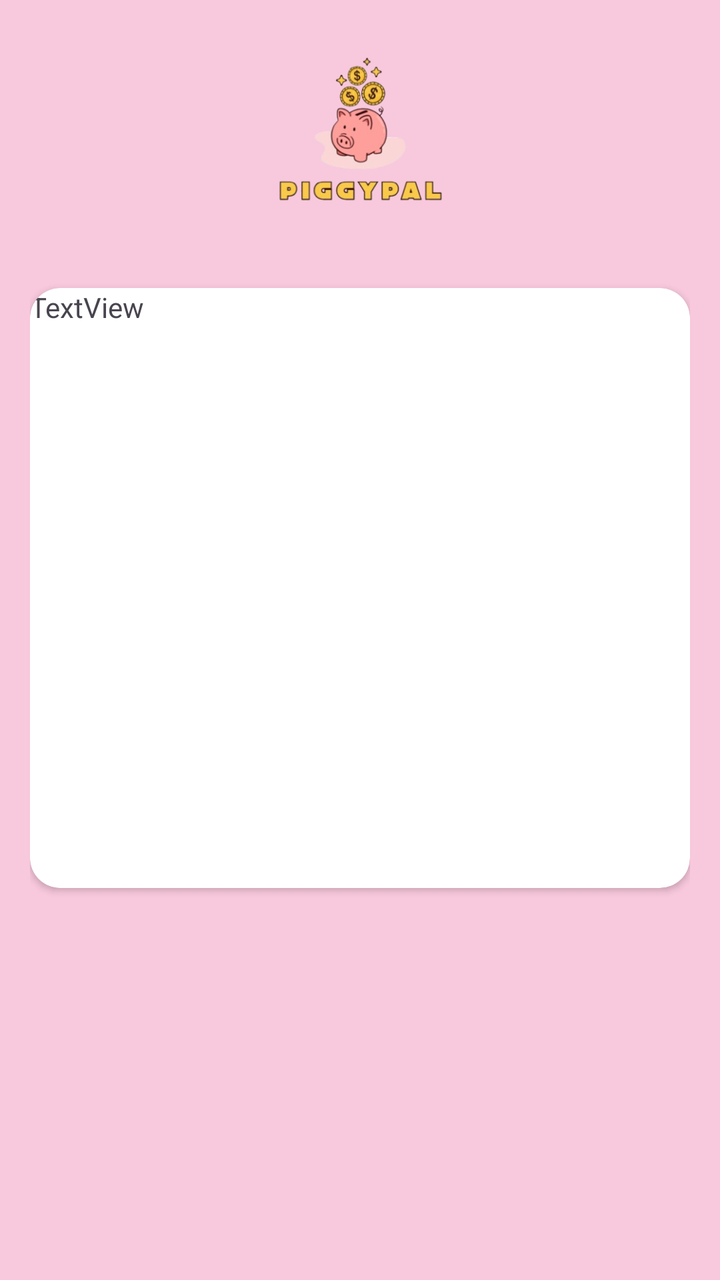
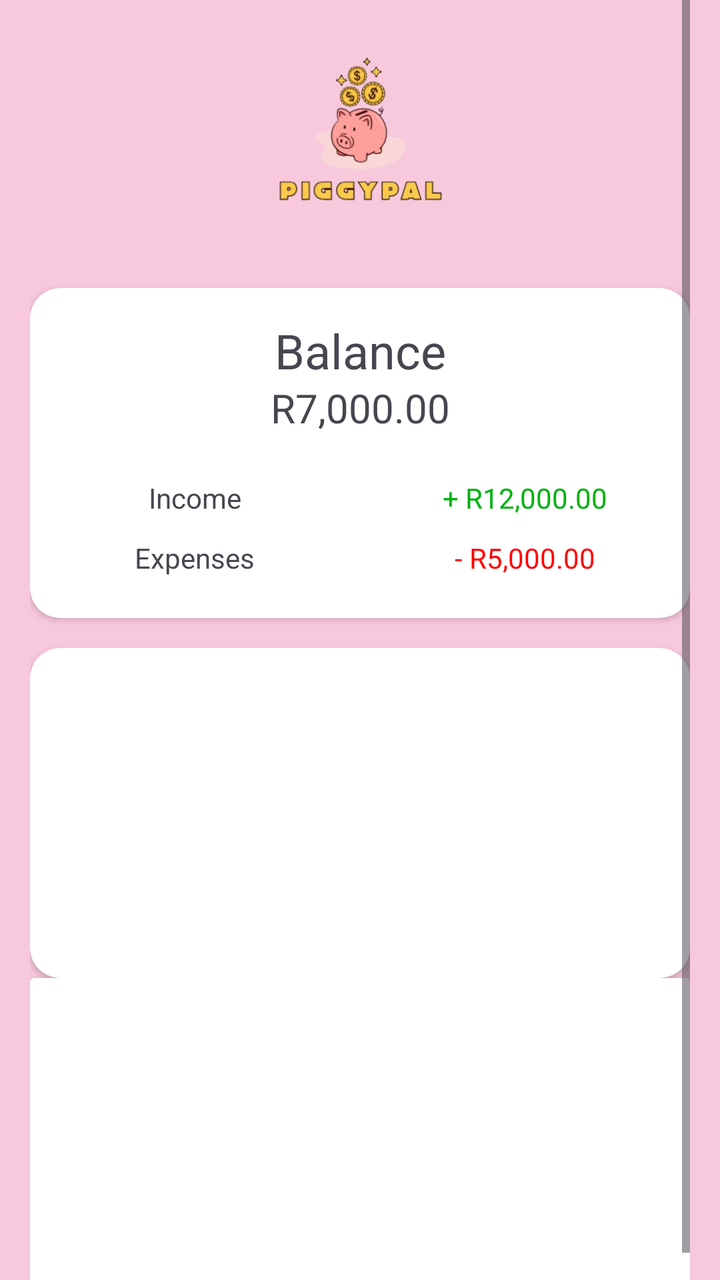

An Android layout rendered at two revisions. The XML below is the earlier revision; the diff shows what the commit changed to produce the second picture.
<!-- AndroidManifest.xml: application theme Theme.PiggyApp -->
<!-- res/layout/activity_home.xml -->
<?xml version="1.0" encoding="utf-8"?>
<androidx.constraintlayout.widget.ConstraintLayout xmlns:android="http://schemas.android.com/apk/res/android"
    xmlns:app="http://schemas.android.com/apk/res-auto"
    xmlns:tools="http://schemas.android.com/tools"
    android:id="@+id/main"
    android:layout_width="match_parent"
    android:layout_height="match_parent"
    android:background="@color/piggy_pink"
    tools:context=".HomeActivity">

    <LinearLayout
        android:layout_width="330dp"
        android:layout_height="match_parent"
        android:orientation="vertical"
        app:layout_constraintEnd_toEndOf="parent"
        app:layout_constraintStart_toStartOf="parent">

        <ImageView
            android:id="@+id/imgHome"
            android:layout_width="match_parent"
            android:layout_height="144dp"
            app:srcCompat="@drawable/piggypal_logo_name" />

        <androidx.cardview.widget.CardView
            android:layout_width="match_parent"
            android:layout_height="300dp"
            app:cardCornerRadius="15dp" >

            <TextView
                android:id="@+id/txtBalance"
                android:layout_width="wrap_content"
                android:layout_height="wrap_content"
                android:text="TextView" />
        </androidx.cardview.widget.CardView>
    </LinearLayout>
</androidx.constraintlayout.widget.ConstraintLayout>
<!-- resources referenced by this layout -->
<resources>
  <color name="piggy_pink">#F8C8DC</color>
  <!-- drawable piggypal_logo_name: png bitmap (drawable, 54507 bytes) -->
  <style name="Theme.PiggyApp" parent="Base.Theme.PiggyApp" />
  <style name="Base.Theme.PiggyApp" parent="Theme.Material3.DayNight.NoActionBar">
          
          
      </style>
</resources>

<!-- the commit's change to res/layout/activity_home.xml (unified diff, before → after) -->
@@ -9,28 +9,137 @@
     tools:context=".HomeActivity">
 
     <LinearLayout
-        android:layout_width="330dp"
+        android:id="@+id/linearLayout"
+        android:layout_width="wrap_content"
         android:layout_height="match_parent"
+        android:gravity="center_horizontal"
         android:orientation="vertical"
         app:layout_constraintEnd_toEndOf="parent"
-        app:layout_constraintStart_toStartOf="parent">
+        app:layout_constraintStart_toStartOf="parent"
+        app:layout_constraintTop_toTopOf="parent">
 
-        <ImageView
-            android:id="@+id/imgHome"
-            android:layout_width="match_parent"
-            android:layout_height="144dp"
-            app:srcCompat="@drawable/piggypal_logo_name" />
+        <ScrollView
+            android:layout_width="330dp"
+            android:layout_height="wrap_content">
 
-        <androidx.cardview.widget.CardView
-            android:layout_width="match_parent"
-            android:layout_height="300dp"
-            app:cardCornerRadius="15dp" >
+            <LinearLayout
+                android:layout_width="match_parent"
+                android:layout_height="wrap_content"
+                android:orientation="vertical">
 
-            <TextView
-                android:id="@+id/txtBalance"
-                android:layout_width="wrap_content"
-                android:layout_height="wrap_content"
-                android:text="TextView" />
-        </androidx.cardview.widget.CardView>
+                <ImageView
+                    android:id="@+id/imgHome"
+                    android:layout_width="match_parent"
+                    android:layout_height="144dp"
+                    app:srcCompat="@drawable/piggypal_logo_name" />
+
+                <androidx.cardview.widget.CardView
+                    android:layout_width="match_parent"
+                    android:layout_height="165dp"
+                    app:cardCornerRadius="15dp">
+
+                    <LinearLayout
+                        android:layout_width="match_parent"
+                        android:layout_height="match_parent"
+                        android:orientation="vertical">
+
+                        <Space
+                            android:layout_width="match_parent"
+                            android:layout_height="15dp" />
+
+                        <TextView
+                            android:id="@+id/txtBalance"
+                            android:layout_width="match_parent"
+                            android:layout_height="30dp"
+                            android:gravity="center_horizontal|center_vertical"
+                            android:text="Balance"
+                            android:textSize="24sp" />
+
+                        <TextView
+                            android:id="@+id/textView13"
+                            android:layout_width="match_parent"
+                            android:layout_height="30dp"
+                            android:gravity="center_horizontal|center_vertical"
+                            android:text="R7,000.00"
+                            android:textSize="20sp" />
+
+                        <Space
+                            android:layout_width="match_parent"
+                            android:layout_height="15dp" />
+
+                        <LinearLayout
+                            android:layout_width="match_parent"
+                            android:layout_height="30dp"
+                            android:orientation="horizontal">
+
+                            <TextView
+                                android:id="@+id/txtIncome"
+                                android:layout_width="165dp"
+                                android:layout_height="match_parent"
+                                android:gravity="center_horizontal|center_vertical"
+                                android:text="Income" />
+
+                            <TextView
+                                android:id="@+id/textView11"
+                                android:layout_width="165dp"
+                                android:layout_height="match_parent"
+                                android:layout_weight="1"
+                                android:gravity="center_horizontal|center_vertical"
+                                android:text="+ R12,000.00"
+                                android:textColor="@color/piggy_green" />
+                        </LinearLayout>
+
+                        <LinearLayout
+                            android:layout_width="match_parent"
+                            android:layout_height="30dp"
+                            android:orientation="horizontal">
+
+                            <TextView
+                                android:id="@+id/txtExpenses"
+                                android:layout_width="165dp"
+                                android:layout_height="match_parent"
+                                android:gravity="center_horizontal|center_vertical"
+                                android:text="Expenses" />
+
+                            <TextView
+                                android:id="@+id/textView12"
+                                android:layout_width="165dp"
+                                android:layout_height="match_parent"
+                                android:layout_weight="1"
+                                android:gravity="center_horizontal|center_vertical"
+                                android:text="- R5,000.00"
+                                android:textColor="@color/piggy_red" />
+                        </LinearLayout>
+
+                        <Space
+                            android:layout_width="match_parent"
+                            android:layout_height="15dp" />
+
+                    </LinearLayout>
+
+                </androidx.cardview.widget.CardView>
+
+                <Space
+                    android:layout_width="match_parent"
+                    android:layout_height="15dp" />
+
+                <androidx.cardview.widget.CardView
+                    android:layout_width="match_parent"
+                    android:layout_height="165dp"
+                    app:cardCornerRadius="15dp" />
+
+                <androidx.cardview.widget.CardView
+                    android:layout_width="match_parent"
+                    android:layout_height="165dp" />
+            </LinearLayout>
+        </ScrollView>
+
+        <com.google.android.material.bottomnavigation.BottomNavigationView
+            android:layout_width="wrap_content"
+            android:layout_height="45dp"
+            app:labelVisibilityMode="unlabeled"
+            app:menu="@menu/navigation_bar" />
+
     </LinearLayout>
+
 </androidx.constraintlayout.widget.ConstraintLayout>
<!-- resource entries referenced after the edit -->
@@ -1,6 +1,8 @@
 <!-- resources referenced by this layout -->
 <resources>
+  <color name="piggy_green">#00B110</color>
   <color name="piggy_pink">#F8C8DC</color>
+  <color name="piggy_red">#FF0000</color>
   <!-- drawable piggypal_logo_name: png bitmap (drawable, 54507 bytes) -->
   <style name="Theme.PiggyApp" parent="Base.Theme.PiggyApp" />
   <style name="Base.Theme.PiggyApp" parent="Theme.Material3.DayNight.NoActionBar">
